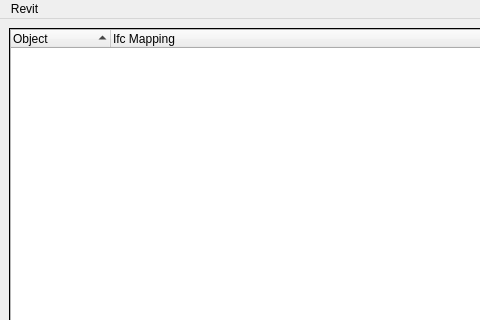
Qt form som_gui/module/mapping/qt/Window.ui (c-mellueh/SOM-Toolkit) before a commit; both pictures show x 0 to 480 and y 0 to 320 of the 1194 by 549 pixel window.
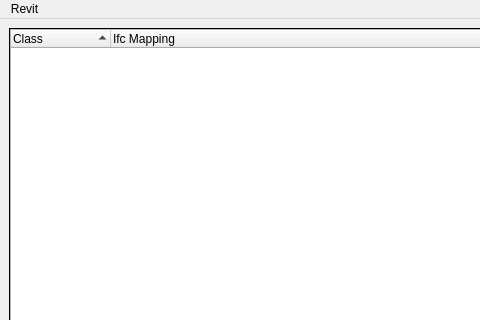
The same form after that commit. Custom widgets are drawn as their Qt base class.

Commit message: refactor object to class

Patch:
```diff
--- a/som_gui/module/mapping/qt/Window.ui
+++ b/som_gui/module/mapping/qt/Window.ui
@@ -23,7 +23,7 @@
                         <property name="orientation">
                             <enum>Qt::Orientation::Horizontal</enum>
                         </property>
-                        <widget class="ObjectTreeWidget" name="object_tree">
+                        <widget class="ClassTreeWidget" name="class_tree">
                             <property name="selectionMode">
                                 <enum>QAbstractItemView::SelectionMode::ExtendedSelection</enum>
                             </property>
@@ -32,7 +32,7 @@
                             </property>
                             <column>
                                 <property name="text">
-                                    <string>Object</string>
+                                    <string>Class</string>
                                 </property>
                             </column>
                             <column>
@@ -46,7 +46,7 @@
                                 <item row="0" column="0">
                                     <layout class="QVBoxLayout" name="verticalLayout">
                                         <item>
-                                            <widget class="QLabel" name="label_object_name">
+                                            <widget class="QLabel" name="label_class_name">
                                                 <property name="enabled">
                                                     <bool>true</bool>
                                                 </property>
@@ -112,7 +112,7 @@
     </widget>
     <customwidgets>
         <customwidget>
-            <class>ObjectTreeWidget</class>
+            <class>ClassTreeWidget</class>
             <extends>QTreeWidget</extends>
             <header>som_gui.module.mapping.ui</header>
         </customwidget>
```
The commit also changes 80 other files.
